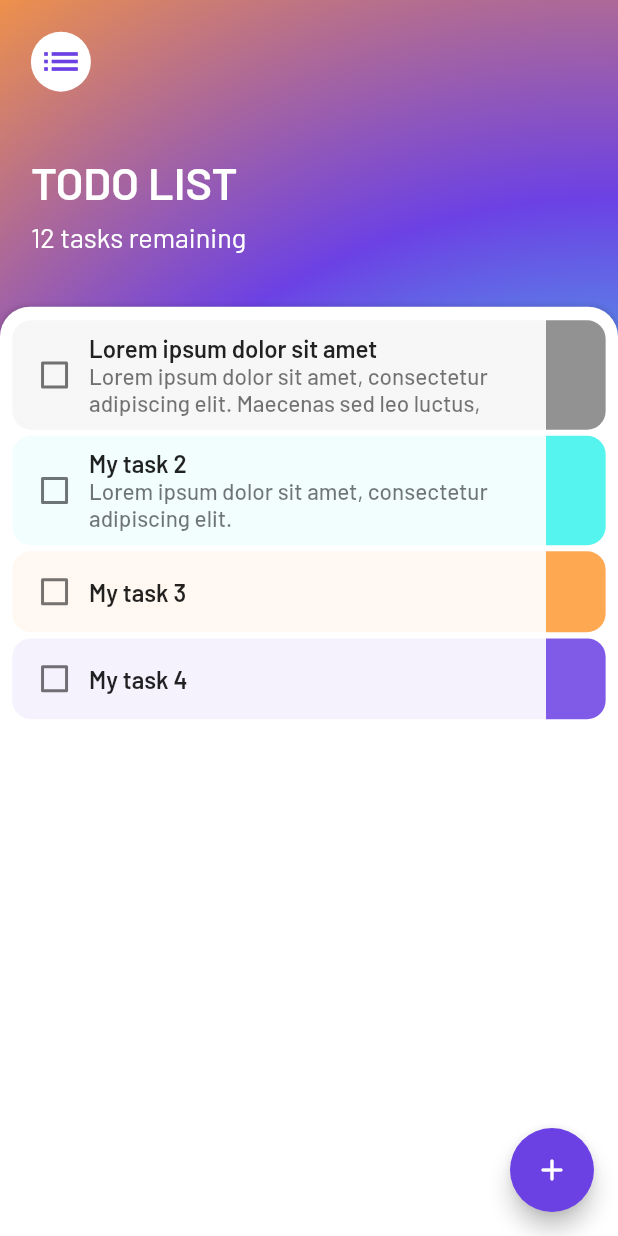
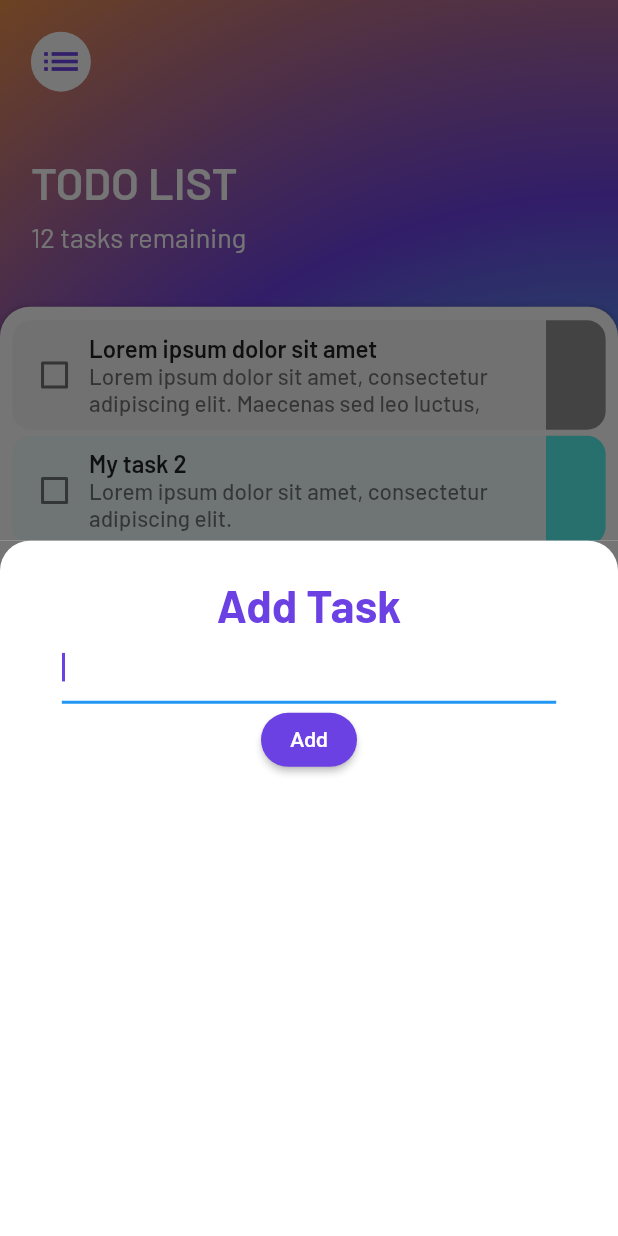
Before and after one commit to dvsu/todolist-app, a Flutter app: the screen it shows after launch, after a tap on the "add" icon, on a phone screen of 412 x 824 dp. Run offline on Flutter 3.47's test engine with Material 2 defaults, Android fonts, the phone set to English and light mode, and no system bars; our stand-ins replace flutter_keyboard_visibility, flutter_screenutil.

Commit message:
Add bottom sheet

```diff
--- /dev/null
+++ b/lib/screens/add_task_screen.dart
@@ -0,0 +1,51 @@
+import 'package:flutter/material.dart';
+import 'package:todolist_app/theme/decoration.dart';
+import 'package:todolist_app/theme/text_style.dart';
+import 'package:flutter_screenutil/flutter_screenutil.dart';
+import 'package:todolist_app/theme/color_palette.dart';
+
+class AddTaskScreen extends StatelessWidget {
+  @override
+  Widget build(BuildContext context) {
+    return Container(
+      color: Color(0xff757575),
+      child: Container(
+        padding: EdgeInsets.symmetric(horizontal: 0.1.sw, vertical: 0.03.sh),
+        decoration: taskBottomSheetDecoration,
+        child: Column(
+          crossAxisAlignment: CrossAxisAlignment.center,
+          children: [
+            Text(
+              'Add Task',
+              style: bottomSheetTitleTextStyle,
+            ),
+            TextField(
+              autofocus: true,
+              cursorColor: bottomInsetTextFieldCursorColor,
+              decoration: InputDecoration(
+                border: UnderlineInputBorder(
+                  borderSide: BorderSide(
+                    color: bottomInsetTextFieldCursorColor,
+                  ),
+                ),
+              ),
+            ),
+            ElevatedButton(
+              onPressed: () {},
+              child: Text('Add'),
+              style: ButtonStyle(
+                backgroundColor:
+                    MaterialStateProperty.all(bottomSheetButtonColor),
+                shape: MaterialStateProperty.all(
+                  RoundedRectangleBorder(
+                    borderRadius: BorderRadius.circular(20.0),
+                  ),
+                ),
+              ),
+            )
+          ],
+        ),
+      ),
+    );
+  }
+}
--- a/lib/screens/task_screen.dart
+++ b/lib/screens/task_screen.dart
@@ -4,22 +4,25 @@ import 'package:flutter_screenutil/flutter_screenutil.dart';
 import 'package:todolist_app/widgets/tasks_list.dart';
 import 'package:todolist_app/theme/decoration.dart';
 import 'package:todolist_app/theme/text_style.dart';
+import 'package:todolist_app/screens/add_task_screen.dart';
 
 class TaskScreen extends StatelessWidget {
-  const TaskScreen({Key? key}) : super(key: key);
-
   @override
   Widget build(BuildContext context) {
     ScreenUtil().setWidth(MediaQuery.of(context).size.width);
     ScreenUtil().setHeight(MediaQuery.of(context).size.height);
     return Scaffold(
+      resizeToAvoidBottomInset: false,
       floatingActionButton: FloatingActionButton(
-        onPressed: () {},
+        onPressed: () {
+          showModalBottomSheet(
+              context: context, builder: (context) => AddTaskScreen());
+        },
         backgroundColor: Color(0xff6C41E4),
         child: Icon(Icons.add_rounded),
       ),
       body: Container(
-        decoration: mainBackground,
+        decoration: taskScreenDecoration,
         child: SafeArea(
           child: Column(
             crossAxisAlignment: CrossAxisAlignment.start,
@@ -67,7 +70,7 @@ class TaskScreen extends StatelessWidget {
               Expanded(
                 flex: 0.75.sh.toInt(),
                 child: Container(
-                  decoration: tasksListBackground,
+                  decoration: tasksListDecoration,
                   child: TasksList(),
                 ),
               ),
--- a/lib/theme/color_palette.dart
+++ b/lib/theme/color_palette.dart
@@ -11,3 +11,9 @@ const List<Color> backgroundColor = [
   themeColor2,
   themeColor3,
 ];
+
+// Bottomsheet
+const Color bottomSheetTitleTextColor = themeColor2;
+
+const Color bottomSheetButtonColor = themeColor2;
+const Color bottomInsetTextFieldCursorColor = themeColor2;
--- a/lib/theme/decoration.dart
+++ b/lib/theme/decoration.dart
@@ -1,7 +1,7 @@
 import 'package:flutter/material.dart';
 import 'package:todolist_app/theme/color_palette.dart';
 
-const BoxDecoration mainBackground = BoxDecoration(
+const BoxDecoration taskScreenDecoration = BoxDecoration(
   gradient: RadialGradient(
     colors: backgroundColor,
     stops: [
@@ -14,7 +14,7 @@ const BoxDecoration mainBackground = BoxDecoration(
   ),
 );
 
-const BoxDecoration tasksListBackground = BoxDecoration(
+const BoxDecoration tasksListDecoration = BoxDecoration(
   color: Colors.white,
   borderRadius: BorderRadius.only(
     topLeft: Radius.circular(20.0),
@@ -28,3 +28,18 @@ const BoxDecoration tasksListBackground = BoxDecoration(
     ),
   ],
 );
+
+const BoxDecoration taskBottomSheetDecoration = BoxDecoration(
+  color: Colors.white,
+  borderRadius: BorderRadius.only(
+    topLeft: Radius.circular(20.0),
+    topRight: Radius.circular(20.0),
+  ),
+  // boxShadow: [
+  //   BoxShadow(
+  //     color: Color(0x22121212),
+  //     blurRadius: 2.0,
+  //     spreadRadius: 1.0,
+  //   ),
+  // ],
+);
--- a/lib/theme/text_style.dart
+++ b/lib/theme/text_style.dart
@@ -1,4 +1,5 @@
 import 'package:flutter/material.dart';
+import 'package:todolist_app/theme/color_palette.dart';
 
 const TextStyle appTitleTextStyle = TextStyle(
   fontSize: 30.0,
@@ -19,3 +20,16 @@ const TextStyle taskTitleTextStyle = TextStyle(
   fontWeight: FontWeight.w600,
   fontFamily: 'Barlow',
 );
+
+const TextStyle taskSubtitleTextStyle = TextStyle(
+  fontSize: 15.0,
+  fontWeight: FontWeight.w500,
+  fontFamily: 'Barlow',
+);
+
+const TextStyle bottomSheetTitleTextStyle = TextStyle(
+  fontSize: 30.0,
+  fontWeight: FontWeight.w700,
+  fontFamily: 'Barlow',
+  color: bottomSheetTitleTextColor,
+);
--- a/lib/widgets/task_card.dart
+++ b/lib/widgets/task_card.dart
@@ -43,15 +43,7 @@ class TaskCard extends StatelessWidget {
         ),
         subtitle: (taskSubtitle == '')
             ? null
-            : Text(
-                taskSubtitle,
-                maxLines: 2,
-                style: TextStyle(
-                  fontSize: 15.0,
-                  fontWeight: FontWeight.w500,
-                  fontFamily: 'Barlow',
-                ),
-              ),
+            : Text(taskSubtitle, maxLines: 2, style: taskSubtitleTextStyle),
         leading: Checkbox(
           checkColor: Color(0xffffffff),
           value: false,
```
